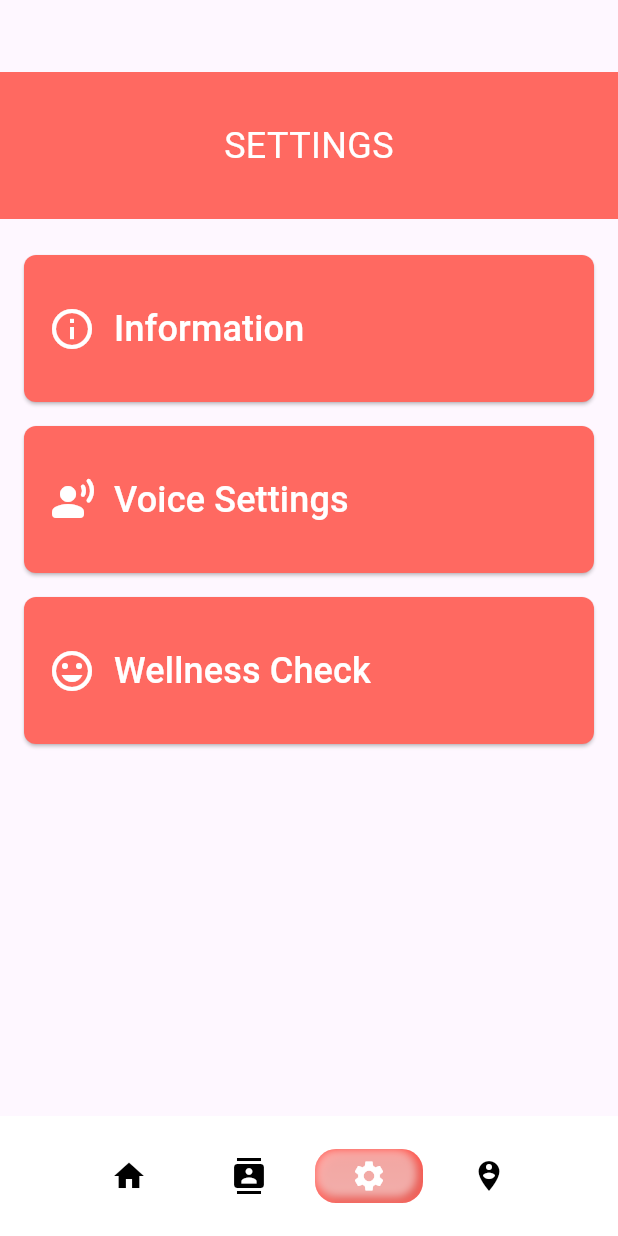
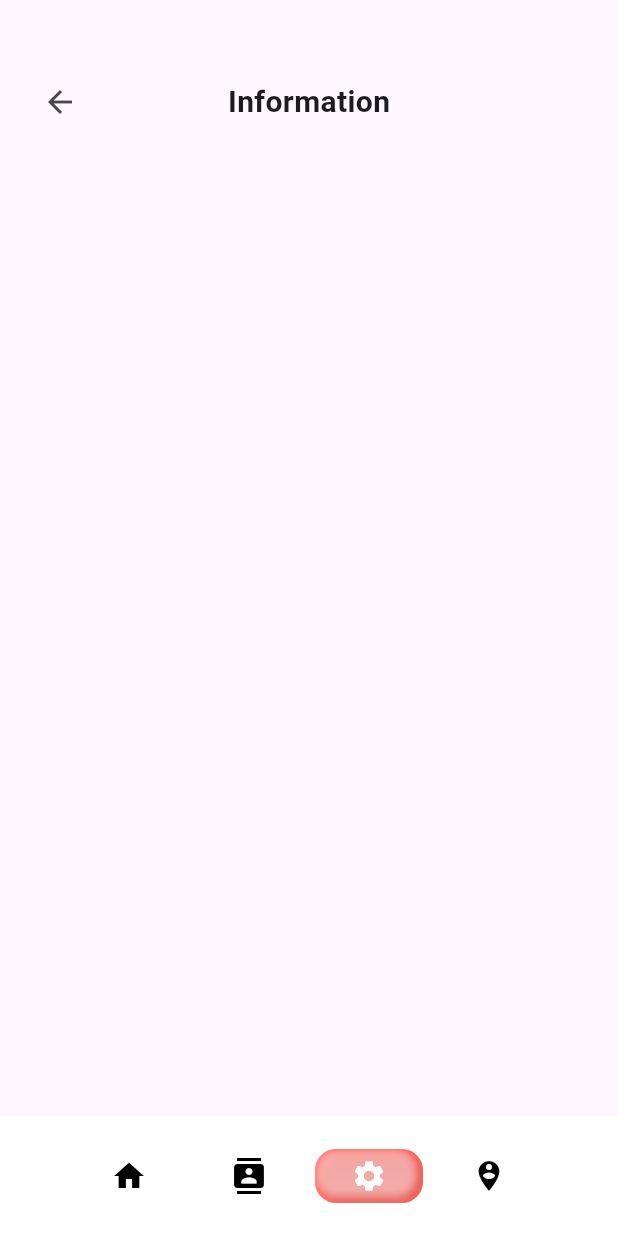
Before and after one commit to rcSabucido/wakealert, a Flutter app: the screen it shows after launch, item 3 of the bottom bar chosen, after a tap on "Information", on a phone screen of 412 x 824 dp. Run offline on Flutter 3.47's test engine with Material 3 defaults, Android fonts, the phone set to English and light mode, and no system bars.

Commit message:
(#33) Create subsection header with back button for settings

```diff
--- /dev/null
+++ b/lib/components/subsectionHeader.dart
@@ -0,0 +1,40 @@
+import 'package:flutter/material.dart';
+
+class SubsectionHeader extends StatelessWidget {
+  final String title;
+  final VoidCallback? onBack;
+
+  const SubsectionHeader({
+    Key? key,
+    required this.title,
+    this.onBack,
+  }) : super(key: key);
+
+  @override
+  Widget build(BuildContext context) {
+    return Container(
+      padding: const EdgeInsets.symmetric(horizontal: 16, vertical: 12),
+      child: Stack(
+        alignment: Alignment.center,
+        children: [
+          Center(
+            child: Text(
+              title,
+              style: const TextStyle(
+                fontSize: 20,
+                fontWeight: FontWeight.bold,
+              ),
+            ),
+          ),
+          Align(
+            alignment: Alignment.centerLeft,
+            child: IconButton(
+              icon: const Icon(Icons.arrow_back),
+              onPressed: onBack ?? () => Navigator.of(context).pop(),
+            ),
+          ),
+        ],
+      ),
+    );
+  }
+}
--- a/lib/pages/settings.dart
+++ b/lib/pages/settings.dart
@@ -1,6 +1,7 @@
 import 'package:flutter/material.dart';
 import 'package:wakealert/components/fullWidthHeader.dart';
 import 'package:wakealert/components/fullWidthIconButton.dart';
+import 'package:wakealert/pages/settingsInformation.dart';
 
 class SettingsPage extends StatefulWidget {
   const SettingsPage({super.key});
@@ -19,6 +20,12 @@ class SettingsPage extends StatefulWidget {
 }
 
 class _SettingsPageState extends State<SettingsPage> {
+  int _currentIndex = -1;
+
+  final List<Widget> _pages = [
+    SettingsInformationPage()
+  ];
+
   @override
   Widget build(BuildContext context) {
     // This method is rerun every time setState is called, for instance as done
@@ -28,7 +35,7 @@ class _SettingsPageState extends State<SettingsPage> {
     // fast, so that you can just rebuild anything that needs updating rather
     // than having to individually change instances of widgets.
     return Scaffold(
-      body: Padding(
+      body: _currentIndex >= 0 ? _pages[_currentIndex] : Padding(
         padding: EdgeInsets.only(top: 32.0),
         // Center is a layout widget. It takes a single child and positions it
         // in the middle of the parent.
@@ -54,7 +61,9 @@ class _SettingsPageState extends State<SettingsPage> {
               text: "Information",
               icon: Icons.info_outline,
               onPressed: () {
-                print("Button pressed!");
+                setState(() {
+                  _currentIndex = 0;
+                });
               },
             ),
             FullWidthIconButton(
--- /dev/null
+++ b/lib/pages/settingsInformation.dart
@@ -0,0 +1,45 @@
+import 'package:flutter/material.dart';
+import 'package:wakealert/components/fullWidthHeader.dart';
+import 'package:wakealert/components/fullWidthIconButton.dart';
+import 'package:wakealert/components/subsectionHeader.dart';
+
+class SettingsInformationPage extends StatefulWidget {
+  const SettingsInformationPage({super.key});
+
+  // This widget is the home page of your application. It is stateful, meaning
+  // that it has a State object (defined below) that contains fields that affect
+  // how it looks.
+
+  // This class is the configuration for the state. It holds the values (in this
+  // case the title) provided by the parent (in this case the App widget) and
+  // used by the build method of the State. Fields in a Widget subclass are
+  // always marked "final".
+
+  @override
+  State<SettingsInformationPage> createState() => _SettingsInformationPageState();
+}
+
+class _SettingsInformationPageState extends State<SettingsInformationPage> {
+  @override
+  Widget build(BuildContext context) {
+    // This method is rerun every time setState is called, for instance as done
+    // by the _incrementCounter method above.
+    //
+    // The Flutter framework has been optimized to make rerunning build methods
+    // fast, so that you can just rebuild anything that needs updating rather
+    // than having to individually change instances of widgets.
+    return Scaffold(
+      body: Padding(
+        padding: EdgeInsets.only(top: 32.0),
+        child: Column(
+          children: [
+            SubsectionHeader(
+              title: "Information",
+              onBack: () {}
+            ),
+          ],
+        ),
+      ),
+    );
+  }
+}
```
